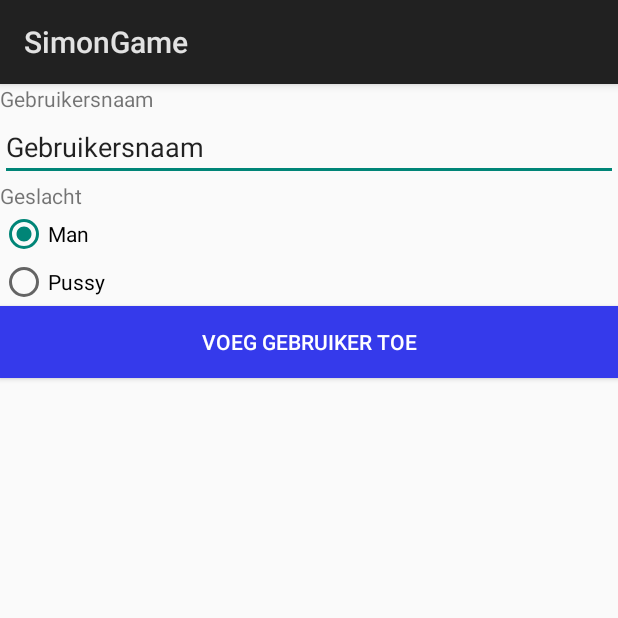
After one commit to Jensderond/SimonTheGame, an Android app: the NewUserActivity screen opened directly, with no data from a screen before it, on a phone screen of 412 x 824 dp, the top half of it. The commit adds this screen. Run offline under Robolectric (Android 15) with nearby library versions, the phone set to English and light mode, and no system bars; libraries missing offline, so code that uses them is left out: io.realm; 2 statements that could not run were skipped.

Commit message:
Add player options
And a whole lot more stuff

```diff
--- a/SimonGame/app/src/main/AndroidManifest.xml
+++ b/SimonGame/app/src/main/AndroidManifest.xml
@@ -18,6 +18,8 @@
         <activity android:name=".InstructionsActivity"></activity>
         <activity android:name=".AboutUsActivity"></activity>
         <activity android:name=".ClassicActivity"></activity>
+        <activity android:name=".UsersActivity"></activity>
+        <activity android:name=".NewUserActivity"></activity>
     </application>
 
 </manifest>
--- /dev/null
+++ b/SimonGame/app/src/main/java/com/example/jensderond/simongame/NewUserActivity.java
@@ -0,0 +1,95 @@
+package com.example.jensderond.simongame;
+
+import android.app.Activity;
+import android.content.Context;
+import android.content.SharedPreferences;
+import android.net.Uri;
+import android.os.Bundle;
+import android.os.PersistableBundle;
+import android.util.Log;
+import android.view.View;
+import android.widget.Button;
+import android.widget.EditText;
+import android.widget.RadioButton;
+import android.widget.RadioGroup;
+import android.widget.ResourceCursorAdapter;
+import android.widget.Toast;
+
+import com.google.android.gms.appindexing.Action;
+import com.google.android.gms.appindexing.AppIndex;
+import com.google.android.gms.appindexing.Thing;
+import com.google.android.gms.common.api.GoogleApiClient;
+
+import io.realm.Realm;
+
+/**
+ * Created by jensderond on 16/01/2017.
+ */
+
+public class NewUserActivity extends Activity {
+
+    private Realm realm;
+    private Button addUser;
+    private EditText username;
+    private RadioButton checked, male, female;
+    private RadioGroup radioGroup;
+    private SharedPreferences sharedPref;
+
+    @Override
+    protected void onCreate(Bundle savedInstanceState) {
+        super.onCreate(savedInstanceState);
+        setContentView(R.layout.activity_new_user);
+
+        addUser = (Button) findViewById(R.id.btn_add_user);
+        username = (EditText) findViewById(R.id.txt_username);
+        male = (RadioButton) findViewById(R.id.radio_male);
+        female = (RadioButton) findViewById(R.id.radio_female);
+        radioGroup = (RadioGroup) findViewById(R.id.radio_group);
+        male.setChecked(true);
+        sharedPref = getSharedPreferences("userInfo", Context.MODE_PRIVATE);
+
+
+        Realm.init(this);
+        realm = Realm.getDefaultInstance();
+
+
+        addUser.setOnClickListener(new View.OnClickListener() {
+            @Override
+            public void onClick(View view) {
+
+                int selectedID = radioGroup.getCheckedRadioButtonId();
+                checked = (RadioButton) findViewById(selectedID);
+
+                if (!username.equals("") && checked.isChecked()) {
+
+                    realm.beginTransaction();
+                    int nextID = 1;
+
+                    try {
+                        nextID = (int) (realm.where(Player.class).max("id").longValue() + 1);
+                    } catch (NullPointerException e){
+                        Log.d("Nullpointer: ",e.getMessage());
+                    }
+                    Player player = realm.createObject(Player.class);
+                    player.setID(nextID);
+                    player.setName(username.getText().toString());
+                    player.setGender(checked.getText().toString());
+
+                    realm.commitTransaction();
+
+                    SharedPreferences.Editor editor = sharedPref.edit();
+                    editor.putString("cur_user", player.getName());
+                    editor.apply();
+
+                    Toast.makeText(NewUserActivity.this,
+                            "Gebruiker: " + player.getName() + " toegevoegd!", Toast.LENGTH_SHORT).show();
+                    finish();
+                }
+                else {
+                    Toast.makeText(NewUserActivity.this,
+                            R.string.error_fill_username, Toast.LENGTH_SHORT).show();
+                }
+            }
+        });
+    }
+}
--- a/SimonGame/app/src/main/res/layout/activity_main.xml
+++ b/SimonGame/app/src/main/res/layout/activity_main.xml
@@ -21,7 +21,7 @@
             android:text="Playername"
             android:layout_width="wrap_content"
             android:layout_height="match_parent"
-            android:id="@+id/Playername"
+            android:id="@+id/txtViewPlayerName"
             android:layout_weight="1" />
 
         <TextView
--- /dev/null
+++ b/SimonGame/app/src/main/res/layout/activity_new_user.xml
@@ -0,0 +1,53 @@
+<?xml version="1.0" encoding="utf-8"?>
+<LinearLayout xmlns:android="http://schemas.android.com/apk/res/android"
+    android:orientation="vertical" android:layout_width="match_parent"
+    android:layout_height="match_parent">
+
+    <TextView
+        android:id="@+id/textview_name"
+        android:layout_width="match_parent"
+        android:layout_height="wrap_content"
+        android:text="@string/username"/>
+
+    <EditText
+        android:layout_width="match_parent"
+        android:layout_height="wrap_content"
+        android:inputType="textPersonName"
+        android:text="@string/username"
+        android:ems="10"
+        android:id="@+id/txt_username" />
+
+    <TextView
+        android:id="@+id/textview_gender"
+        android:layout_width="match_parent"
+        android:layout_height="wrap_content"
+        android:text="@string/gender"/>
+
+    <RadioGroup xmlns:android="http://schemas.android.com/apk/res/android"
+        android:layout_width="fill_parent"
+        android:layout_height="wrap_content"
+        android:orientation="vertical"
+        android:id="@+id/radio_group">
+
+        <RadioButton android:id="@+id/radio_male"
+            android:layout_width="wrap_content"
+            android:layout_height="wrap_content"
+            android:text="@string/male"/>
+
+        <RadioButton android:id="@+id/radio_female"
+            android:layout_width="wrap_content"
+            android:layout_height="wrap_content"
+            android:text="@string/female"/>
+
+    </RadioGroup>
+
+    <Button
+        android:text="@string/add_user"
+        android:layout_width="match_parent"
+        android:layout_height="wrap_content"
+        android:id="@+id/btn_add_user"
+        android:background="@color/light_blue"
+        android:textColor="@color/white" />
+
+
+</LinearLayout>
--- a/SimonGame/app/src/main/res/values/colors.xml
+++ b/SimonGame/app/src/main/res/values/colors.xml
@@ -1,5 +1,6 @@
 <?xml version="1.0" encoding="utf-8"?>
 <resources>
+    <color name="white">#FFFFFF</color>
     <color name="colorPrimary">#3F51B5</color>
     <color name="colorPrimaryDark">#303F9F</color>
     <color name="colorAccent">#FF4081</color>
--- a/SimonGame/app/src/main/res/values/strings.xml
+++ b/SimonGame/app/src/main/res/values/strings.xml
@@ -1,16 +1,25 @@
 <resources>
     <string name="app_name">SimonGame</string>
 
+    <string name="add_user">Voeg gebruiker toe</string>
+    <string name="delete_user">Verwijder gebruiker</string>
+    <string name="username">Gebruikersnaam</string>
+    <string name="gender">Geslacht</string>
+    <string name="male">Man</string>
+    <string name="female">Pussy</string>
+    <string name="error_fill_username">De gebruikersnaam is leeg.</string>
     <string name="action_start">Start</string>
     <string name="title_activity_instructions">Instructies</string>
     <string name="action_settings">Instellingen</string>
-    <string name="classic">Klassiek</string>
+    <string name="about_us">Over ons</string>
+    <string name="select_user">Kies gebruiker</string>
+    <string name="classic">Klassieke mode</string>
     <string name="classic_instructions">In de Klassieke modus krijg je een reeks met kleuren te zien. Het doel is om de kleuren die op het scherm getoond worden in de juiste volgorde aan te klikken.</string>
-    <string name="reverse">Twist</string>
+    <string name="reverse">Twist mode</string>
     <string name="reverse_instructions">In de Twist modus krijg je een reeks met kleuren te zien. Het doel is om de kleuren die op het scherm getoond worden in de omgekeerde volgorde aan te klikken.
     Voorbeeld: bij Rood, Geel, Blauw, moet je klikken op Blauw, Geel, Rood</string>
     <string name="student_1">Ruben Meijers</string>
     <string name="student_2">Jens de Rond</string>
-    <string name="student_1_intro">Lorem ipsum dolor sit amet, consectetur adipiscing elit. Curabitur et tellus neque. Aliquam tempus arcu in eros semper, at efficitur metus pretium. Nullam condimentum molestie nunc ut rutrum. Cum sociis natoque penatibus et magnis dis parturient montes, nascetur ridiculus mus. Quisque nisl nulla, suscipit id condimentum quis, tempor eget massa.</string>
+    <string name="student_1_intro">Lorem ipsum dolor sit amet, consectetur adipiscing elit. Curabitur et tellus neque. Aliquam tempus arcu in eros semper, at efficitur metus pretium. Nullam condimentum molestie nunc ut rutrum. Cum sociis natoque penatibus et magnis dis parturient montes, nascetur ridiculus mus. Quisque nisl nulla, suscipit id condimentum quis, tempor eget massaLorem ipsum dolor sit amet, consectetur adipiscing elit. Curabitur et tellus neque. Aliquam tempus arcu in eros semper, at efficitur metus pretium. Nullam condimentum molestie nunc ut rutrum. Cum sociis natoque penatibus et magnis dis parturient montes, nascetur ridiculus mus. Quisque nisl nulla, suscipit id condimentum quis, tempor eget massa.</string>
     <string name="student_2_intro">Maecenas accumsan ultricies mauris, sit amet vehicula nunc ultricies quis. Fusce consectetur pulvinar nisi, a egestas sem ultrices vitae. Nulla facilisi. Duis tincidunt, purus ut ultrices faucibus, ex lacus vehicula nulla, at ultrices mi neque eget metus.</string>
 </resources>
```
Also changed, not shown: SimonGame/app/src/main/java/com/example/jensderond/simongame/ClassicActivity.java (+30 -6 lines), SimonGame/app/src/main/java/com/example/jensderond/simongame/MainActivity.java (+84 -8 lines), SimonGame/app/src/main/java/com/example/jensderond/simongame/Player.java (+25 -3 lines), SimonGame/app/src/main/java/com/example/jensderond/simongame/UsersActivity.java (added, +99 -0 lines), SimonGame/app/src/main/res/layout/activity_menu.xml (+20 -9 lines), SimonGame/app/src/main/res/layout/activity_users.xml (added, +41 -0 lines).
